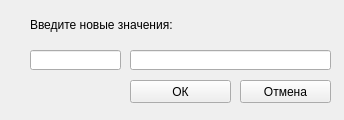
First picture: the form in ListenPort/changesettingswindow.ui, repository Evgeniykull/ListenPort, before the edit.
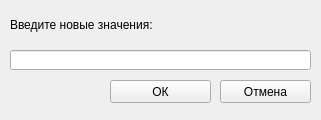
Second picture: the form after the edit.

```diff
--- a/ListenPort/changesettingswindow.ui
+++ b/ListenPort/changesettingswindow.ui
@@ -6,7 +6,7 @@
    <rect>
     <x>0</x>
     <y>0</y>
-    <width>344</width>
+    <width>321</width>
     <height>120</height>
    </rect>
   </property>
@@ -16,7 +16,7 @@
   <widget class="QPushButton" name="pb_Ok">
    <property name="geometry">
     <rect>
-     <x>130</x>
+     <x>110</x>
      <y>80</y>
      <width>101</width>
      <height>23</height>
@@ -29,7 +29,7 @@
   <widget class="QPushButton" name="pb_Cancel">
    <property name="geometry">
     <rect>
-     <x>240</x>
+     <x>220</x>
      <y>80</y>
      <width>91</width>
      <height>23</height>
@@ -42,9 +42,9 @@
   <widget class="QLabel" name="lbl_Info">
    <property name="geometry">
     <rect>
-     <x>30</x>
+     <x>10</x>
      <y>17</y>
-     <width>321</width>
+     <width>301</width>
      <height>16</height>
     </rect>
    </property>
@@ -52,22 +52,12 @@
     <string>Введите новые значения:</string>
    </property>
   </widget>
-  <widget class="QLineEdit" name="le_Key">
-   <property name="geometry">
-    <rect>
-     <x>30</x>
-     <y>50</y>
-     <width>91</width>
-     <height>20</height>
-    </rect>
-   </property>
-  </widget>
   <widget class="QLineEdit" name="le_Value">
    <property name="geometry">
     <rect>
-     <x>130</x>
+     <x>10</x>
      <y>50</y>
-     <width>201</width>
+     <width>301</width>
      <height>20</height>
     </rect>
    </property>
```
